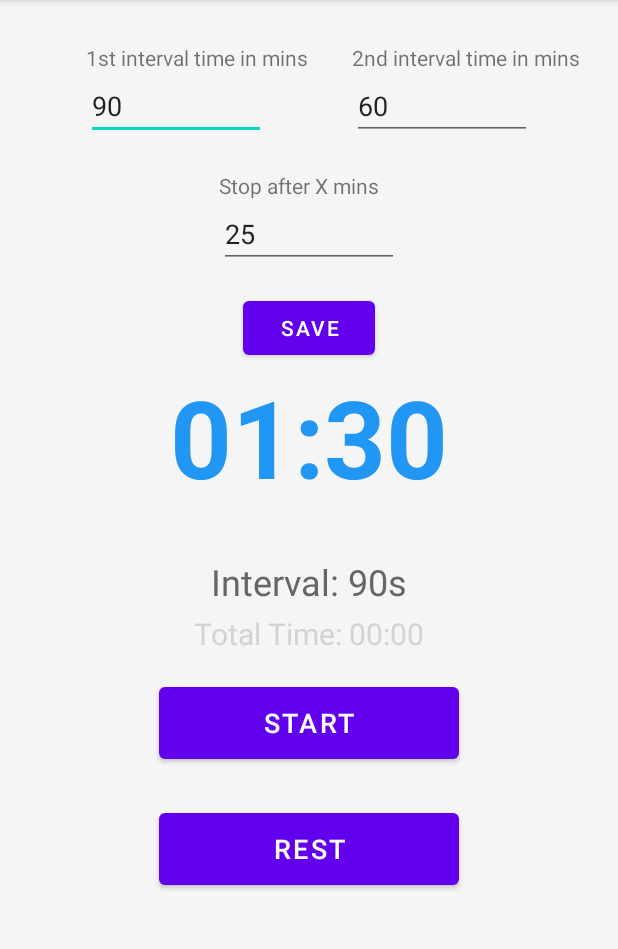
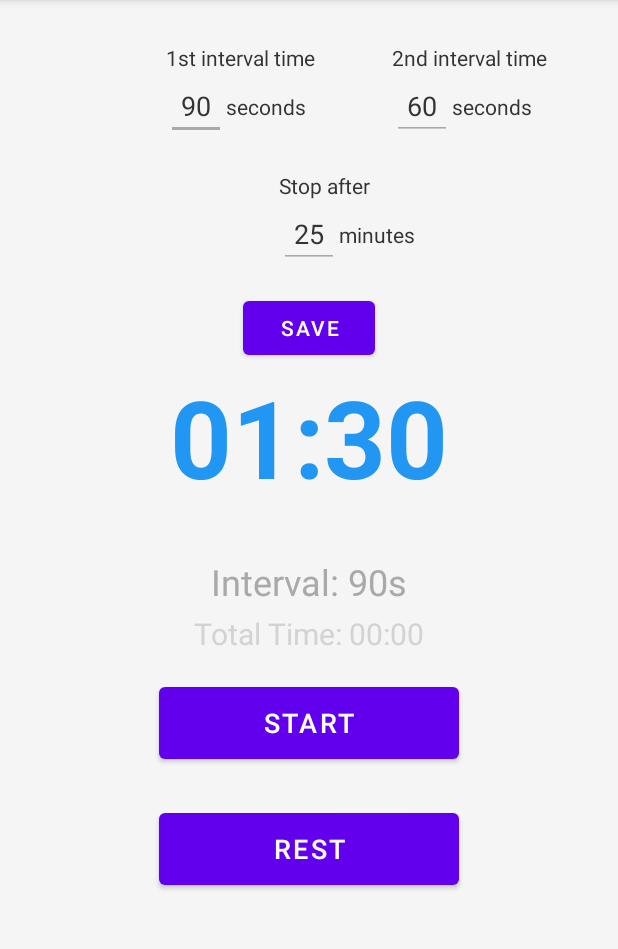
Before and after one commit to wakedappdev/TrainingTimer, an Android app: the screen it shows after launch (MainActivity), on a phone screen of 412 x 824 dp, the part 84-1033 px from its top. Run offline under Robolectric (Android 15) with nearby library versions, the phone set to English and light mode, and no system bars.

Commit message:
Resolved issues after deploying to physical device

```diff
--- a/app/src/main/java/com/example/timerapp/MainActivity.kt
+++ b/app/src/main/java/com/example/timerapp/MainActivity.kt
@@ -56,7 +56,7 @@ class MainActivity : AppCompatActivity() {
             .build()
 
         soundPool = SoundPool.Builder()
-            .setMaxStreams(1)
+            .setMaxStreams(3)
             .setAudioAttributes(audioAttributes)
             .build()
 
@@ -134,7 +134,7 @@ class MainActivity : AppCompatActivity() {
 
             override fun onFinish() {
                 if (isSoundLoaded) {
-                    soundPool.play(soundId, 0.5f, 0.5f, 1, 0, 1f)
+                    soundPool.play(soundId, 1f, 1f, 1, 2, 1f)
                 }
                 if (currentInterval == 30) {
                     currentInterval = lastIntervalBeforeRest
--- a/app/src/main/res/layout/activity_main.xml
+++ b/app/src/main/res/layout/activity_main.xml
@@ -12,61 +12,103 @@
         android:id="@+id/interval1Label"
         android:layout_width="wrap_content"
         android:layout_height="wrap_content"
-        android:text="1st interval time in mins"
+        android:text="1st interval time"
+        android:textColor="#333333"
         app:layout_constraintBottom_toTopOf="@id/interval1Input"
         app:layout_constraintStart_toStartOf="@id/interval1Input" />
 
     <EditText
         android:id="@+id/interval1Input"
-        android:layout_width="120dp"
+        android:layout_width="40dp"
         android:layout_height="wrap_content"
+        android:gravity="center"
         android:hint="Interval 1 (s)"
         android:inputType="number"
         android:text="90"
+        android:textColor="#333333"
+        android:backgroundTint="#A9A9A9"
         app:layout_constraintEnd_toStartOf="@+id/interval2Input"
         app:layout_constraintStart_toStartOf="parent"
         app:layout_constraintTop_toTopOf="parent"
         android:layout_marginTop="48dp"/>
 
     <TextView
+        android:id="@+id/interval1Seconds"
+        android:layout_width="wrap_content"
+        android:layout_height="wrap_content"
+        android:text="seconds"
+        android:textColor="#333333"
+        app:layout_constraintStart_toEndOf="@id/interval1Input"
+        app:layout_constraintTop_toTopOf="@id/interval1Input"
+        app:layout_constraintBottom_toBottomOf="@id/interval1Input"/>
+
+    <TextView
         android:id="@+id/interval2Label"
         android:layout_width="wrap_content"
         android:layout_height="wrap_content"
-        android:text="2nd interval time in mins"
+        android:text="2nd interval time"
+        android:textColor="#333333"
         app:layout_constraintBottom_toTopOf="@id/interval2Input"
         app:layout_constraintStart_toStartOf="@id/interval2Input" />
 
     <EditText
         android:id="@+id/interval2Input"
-        android:layout_width="120dp"
+        android:layout_width="40dp"
         android:layout_height="wrap_content"
+        android:gravity="center"
         android:hint="Interval 2 (s)"
         android:inputType="number"
         android:text="60"
+        android:textColor="#333333"
+        android:backgroundTint="#A9A9A9"
         app:layout_constraintStart_toEndOf="@id/interval1Input"
         app:layout_constraintEnd_toEndOf="parent"
         app:layout_constraintTop_toTopOf="parent"
         android:layout_marginTop="48dp"/>
 
     <TextView
+        android:id="@+id/interval2Seconds"
+        android:layout_width="wrap_content"
+        android:layout_height="wrap_content"
+        android:text="seconds"
+        android:textColor="#333333"
+        app:layout_constraintStart_toEndOf="@id/interval2Input"
+        app:layout_constraintTop_toTopOf="@id/interval2Input"
+        app:layout_constraintBottom_toBottomOf="@id/interval2Input"/>
+
+    <TextView
         android:id="@+id/totalDurationLabel"
         android:layout_width="wrap_content"
         android:layout_height="wrap_content"
-        android:text="Stop after X mins"
+        android:text="Stop after"
+        android:textColor="#333333"
         app:layout_constraintBottom_toTopOf="@id/totalDurationInput"
         app:layout_constraintStart_toStartOf="@id/totalDurationInput" />
 
     <EditText
         android:id="@+id/totalDurationInput"
-        android:layout_width="120dp"
+        android:layout_width="40dp"
         android:layout_height="wrap_content"
-        android:hint="Total Time (min)"
+        android:gravity="center"
+        android.hint="Total Time (min)"
         android:inputType="number"
         android:text="25"
+        android:textColor="#333333"
+        android:backgroundTint="#A9A9A9"
         app:layout_constraintTop_toBottomOf="@id/interval1Input"
         app:layout_constraintStart_toStartOf="parent"
         app:layout_constraintEnd_toEndOf="parent"
         android:layout_marginTop="40dp"/>
+
+    <TextView
+        android:id="@+id/totalDurationMinutes"
+        android:layout_width="wrap_content"
+        android:layout_height="wrap_content"
+        android:text="minutes"
+        android:textColor="#333333"
+        app:layout_constraintStart_toEndOf="@id/totalDurationInput"
+        app:layout_constraintTop_toTopOf="@id/totalDurationInput"
+        app:layout_constraintBottom_toBottomOf="@id/totalDurationInput"/>
 
     <Button
         android:id="@+id/saveIntervalsButton"
@@ -87,7 +129,7 @@
         android:textStyle="bold"
         android:textColor="#2196F3"
         android:layout_marginBottom="32dp"
-        app:layout_constraintBottom_toTopOf="@+id/intervalText"
+        app:layout_constraintBottom_toTopOf="@id/intervalText"
         app:layout_constraintEnd_toEndOf="parent"
         app:layout_constraintStart_toStartOf="parent"
         app:layout_constraintTop_toBottomOf="@+id/saveIntervalsButton" />
@@ -98,7 +140,7 @@
         android:layout_height="wrap_content"
         android:text="Interval: 60s"
         android:textSize="24sp"
-        android:textColor="#666666"
+        android:textColor="#A9A9A9"
         android:layout_marginTop="32dp"
         app:layout_constraintTop_toBottomOf="@+id/timerText"
         app:layout_constraintEnd_toEndOf="parent"
```
Also changed, not shown: 66 other files.
